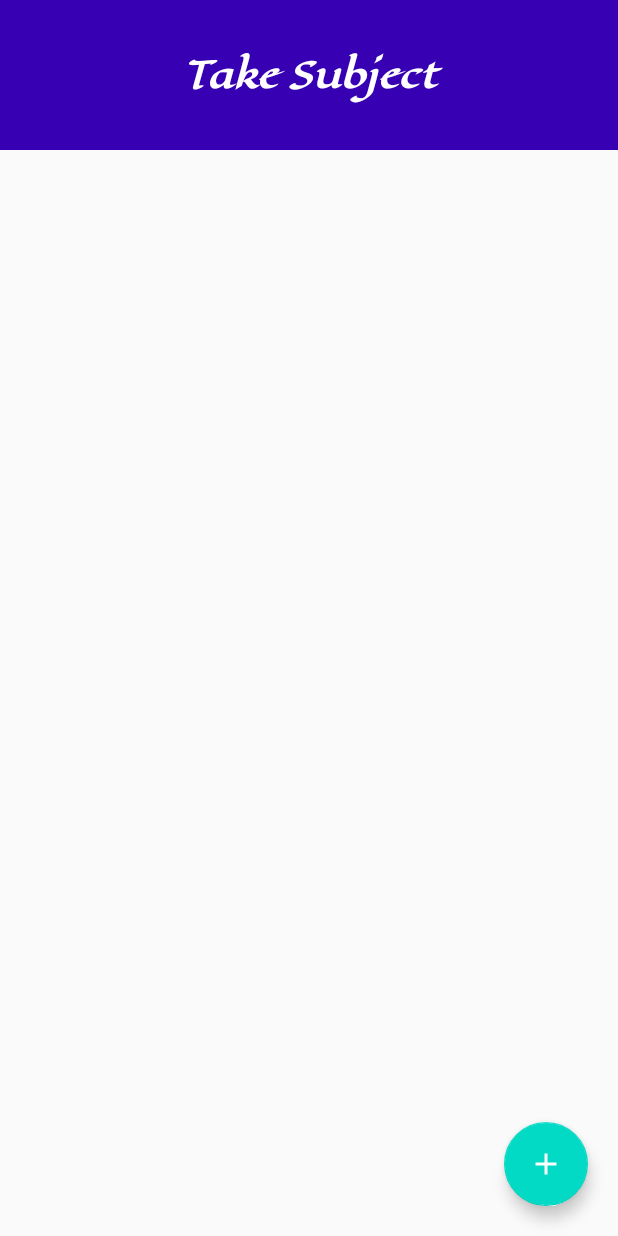
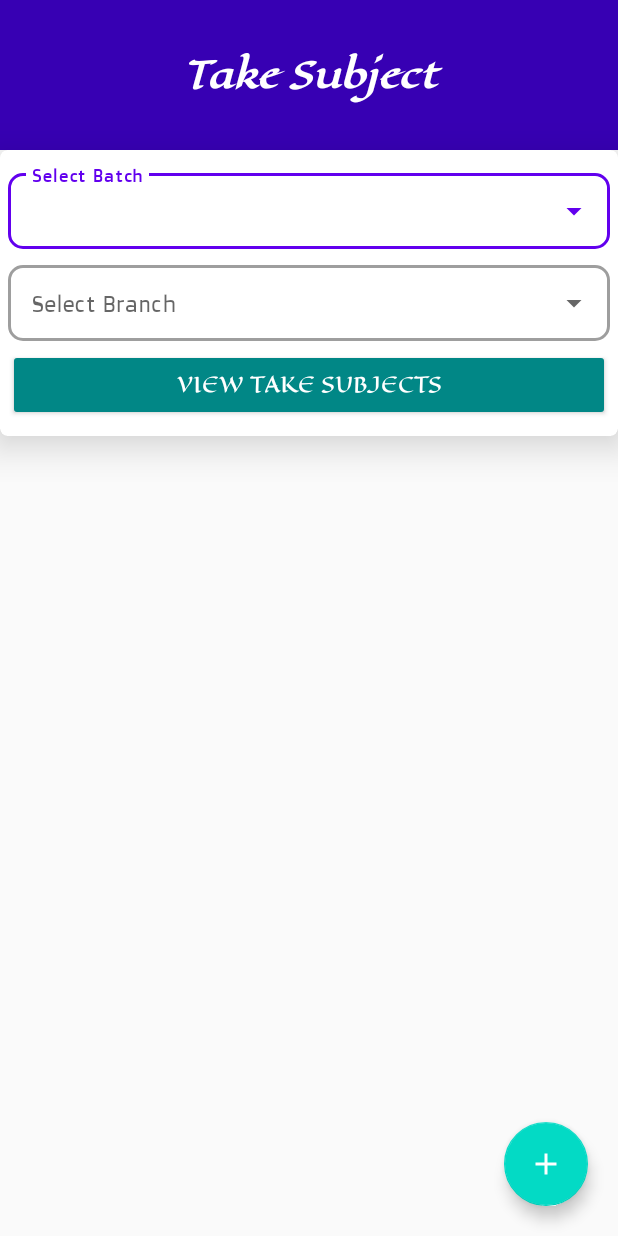
Before and after one commit to kirankumar-lab/StudentAttendanceManagement, an Android app: the layout activity_take_subject.xml on its own in the app's theme, with its tools: preview values and no code run, on a phone screen of 412 x 824 dp. Run offline under Robolectric (Android 15) with nearby library versions, the light colour scheme and no system bars.

Commit message:
Changed in Take Subject

```diff
--- a/app/src/main/java/com/pss/myapplication/TakeSubject.java
+++ b/app/src/main/java/com/pss/myapplication/TakeSubject.java
@@ -3,6 +3,7 @@ package com.pss.myapplication;
 import androidx.annotation.NonNull;
 import androidx.annotation.Nullable;
 import androidx.appcompat.app.AppCompatActivity;
+import androidx.cardview.widget.CardView;
 import androidx.recyclerview.widget.LinearLayoutManager;
 import androidx.recyclerview.widget.RecyclerView;
 
@@ -13,6 +14,8 @@ import android.database.Cursor;
 import android.os.Bundle;
 import android.view.View;
 import android.view.ViewGroup;
+import android.widget.ArrayAdapter;
+import android.widget.AutoCompleteTextView;
 import android.widget.Button;
 import android.widget.LinearLayout;
 import android.widget.TextView;
@@ -33,25 +36,26 @@ public class TakeSubject extends AppCompatActivity implements AdapterTakeSubject
     private Button btnCancle,btnYes;
     private TextView tvDeleteSubjectName,takeSubjectView,tackSubjectProfessor;
     private boolean isAdmin = false;
+    private CardView cardView;
+    private FloatingActionButton fabAdd;
+    private AutoCompleteTextView actvBatch,actvBranch;
+    private ArrayList<String> fetchedBatch = new ArrayList<>();
+    private ArrayList<String> fetchedBranch = new ArrayList<>();
+    private ArrayAdapter<String> fetchedBatchAdap,fetchedBranchAdap;
+    private String selectedBatch="",selectedBranch="";
+    private String prof_id;
 
-
-
-    private String prof_id;
     @Override
     protected void onCreate(Bundle savedInstanceState) {
         super.onCreate(savedInstanceState);
         setContentView(R.layout.activity_take_subject);
 
+        cardView = (CardView) findViewById(R.id.search_take_subject);
+        fabAdd = (FloatingActionButton) findViewById(R.id.fabAdd);
+
         SharedPreferences prefs = getSharedPreferences(LOGGED_KEY, MODE_PRIVATE);
 
-        if (prefs.getString("userType", "").equals("admin")) {
-            try {
-                isAdmin =true;
-            }
-            catch(Exception ex){
-                Toast.makeText(this,ex.getMessage().toString(),Toast.LENGTH_LONG).show();
-            }
-        }
+        prof_id = prefs.getString("userID", "");
 
         db = new dbSAMS(this);
 
@@ -62,7 +66,22 @@ public class TakeSubject extends AppCompatActivity implements AdapterTakeSubject
 
         data = new ArrayList<>();
 
-        Cursor r = db.getTakeSubjectAll();
+        Cursor r = db.getTakeSubject(prof_id);
+
+        if (prefs.getString("userType", "").equals("admin")) {
+            try {
+                isAdmin =true;
+                fabAdd.setVisibility(View.GONE);
+                r = db.getTakeSubjectAll();
+            }
+            catch(Exception ex){
+                Toast.makeText(this,ex.getMessage().toString(),Toast.LENGTH_LONG).show();
+            }
+        }
+        else
+        {
+            cardView.setVisibility(View.GONE);
+        }
 
         while(r.moveToNext())
         {
--- a/app/src/main/res/layout/activity_take_subject.xml
+++ b/app/src/main/res/layout/activity_take_subject.xml
@@ -2,8 +2,10 @@
 <RelativeLayout xmlns:android="http://schemas.android.com/apk/res/android"
     xmlns:app="http://schemas.android.com/apk/res-auto"
     xmlns:tools="http://schemas.android.com/tools"
+    xmlns:card_view="http://schemas.android.com/apk/res-auto"
     android:layout_width="match_parent"
     android:layout_height="match_parent"
+
     tools:context=".TakeSubject">
 
     <TextView
@@ -21,11 +23,91 @@
         android:textSize="24sp"
         android:textStyle="italic|bold" />
 
+    <androidx.cardview.widget.CardView
+        android:id="@+id/search_take_subject"
+        android:layout_width="match_parent"
+        android:layout_height="wrap_content"
+        android:layout_below="@+id/textView"
+        card_view:cardBackgroundColor="@color/white"
+        card_view:cardCornerRadius="5dp"
+        card_view:cardElevation="15dp"
+        android:theme="@style/Theme.Style">
+        <LinearLayout
+            android:layout_width="match_parent"
+            android:layout_height="wrap_content"
+            android:orientation="vertical"
+            android:layout_marginVertical="10dp"
+            android:layout_marginHorizontal="5dp">
+            <com.google.android.material.textfield.TextInputLayout
+                android:id="@+id/tilBatch"
+                style="@style/Widget.MaterialComponents.TextInputLayout.OutlinedBox.ExposedDropdownMenu"
+                android:layout_width="match_parent"
+                android:layout_height="wrap_content"
+                android:layout_marginBottom="5dp"
+                android:hint="@string/select_batch"
+                app:hintAnimationEnabled="true"
+                app:hintEnabled="true"
+
+                app:boxCornerRadiusBottomEnd="10dp"
+                app:boxCornerRadiusBottomStart="10dp"
+                app:boxCornerRadiusTopEnd="10dp"
+                app:boxCornerRadiusTopStart="10dp"
+                app:boxStrokeWidth="2dp">
+
+                <AutoCompleteTextView
+                    android:id="@+id/actvBatch"
+                    android:layout_width="match_parent"
+                    android:layout_height="wrap_content"
+                    android:padding="15dp"
+                    android:textSize="15sp"
+                    android:editable="false"
+                    android:fontFamily="@font/doppio_one"
+                    />
+
+            </com.google.android.material.textfield.TextInputLayout>
+            <com.google.android.material.textfield.TextInputLayout
+                android:id="@+id/tilBranch"
+                style="@style/Widget.MaterialComponents.TextInputLayout.OutlinedBox.ExposedDropdownMenu"
+                android:layout_width="match_parent"
+                android:layout_height="wrap_content"
+                android:layout_marginBottom="5dp"
+                android:hint="@string/select_branch"
+                app:hintAnimationEnabled="true"
+                app:hintEnabled="true"
+
+                app:boxCornerRadiusBottomEnd="10dp"
+                app:boxCornerRadiusBottomStart="10dp"
+                app:boxCornerRadiusTopEnd="10dp"
+                app:boxCornerRadiusTopStart="10dp"
+                app:boxStrokeWidth="2dp">
+
+                <AutoCompleteTextView
+                    android:id="@+id/actvBranch"
+                    android:layout_width="match_parent"
+                    android:layout_height="wrap_content"
+                    android:padding="15dp"
+                    android:textSize="15sp"
+                    android:editable="false"
+                    android:fontFamily="@font/doppio_one"
+                    />
+
+            </com.google.android.material.textfield.TextInputLayout>
+            <Button
+                android:layout_width="match_parent"
+                android:layout_height="match_parent"
+                android:backgroundTint="@color/teal_700"
+                android:text="View Take Subjects"
+                android:textColor="@color/white"
+                android:fontFamily="@font/eagle_lake"
+                />
+        </LinearLayout>
+    </androidx.cardview.widget.CardView>
+
     <androidx.recyclerview.widget.RecyclerView
         android:id="@+id/dataTakeSubject"
         android:layout_width="match_parent"
         android:layout_height="match_parent"
-        android:layout_below="@+id/textView"
+        android:layout_below="@+id/search_take_subject"
         android:layout_alignParentBottom="true"
         android:layout_centerHorizontal="true"
         >
@@ -33,6 +115,7 @@
     </androidx.recyclerview.widget.RecyclerView>
 
     <com.google.android.material.floatingactionbutton.FloatingActionButton
+        android:id="@+id/fabAdd"
         android:layout_width="wrap_content"
         android:layout_height="wrap_content"
         android:layout_alignParentEnd="true"
```
